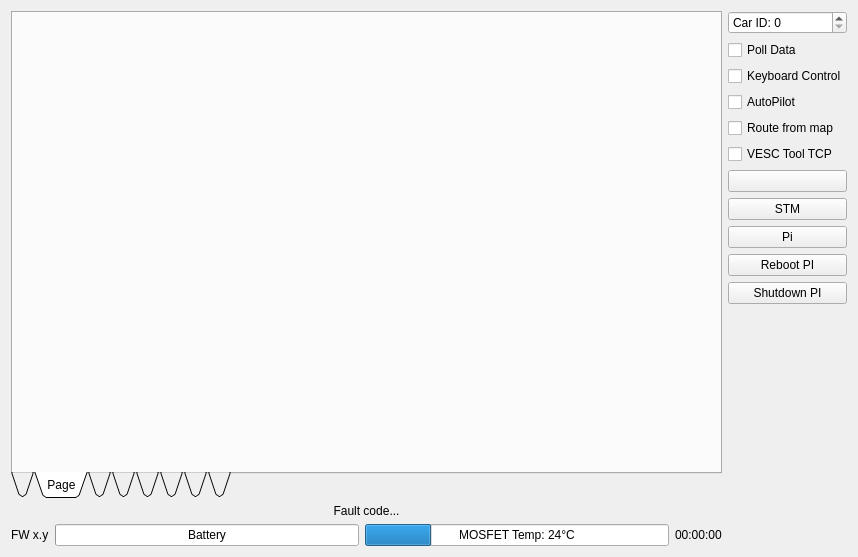
This is Linux/RControlStation/carinterface.ui in GunnarLarssonSLU/rise_sdvp as Qt 5 draws it before an edit. The edited form follows.
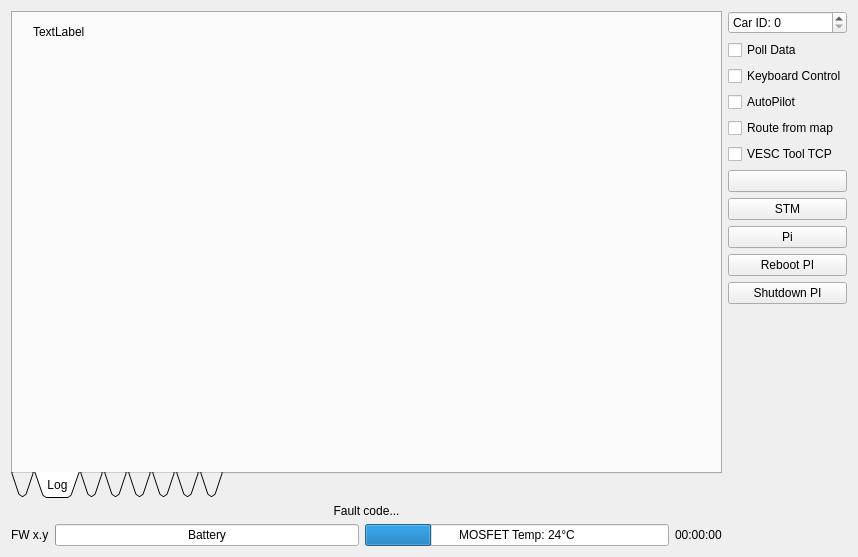
This is the edited form. The open tabs and pages were chosen to show the change. Icons and pictures are not drawn. Custom widgets are drawn as their Qt base class.

```diff
--- a/Linux/RControlStation/carinterface.ui
+++ b/Linux/RControlStation/carinterface.ui
@@ -124,8 +124,21 @@
        </widget>
        <widget class="QWidget" name="tab">
         <attribute name="title">
-         <string>Page</string>
+         <string>Log</string>
         </attribute>
+        <widget class="QLabel" name="label_log1">
+         <property name="geometry">
+          <rect>
+           <x>20</x>
+           <y>10</y>
+           <width>67</width>
+           <height>17</height>
+          </rect>
+         </property>
+         <property name="text">
+          <string>TextLabel</string>
+         </property>
+        </widget>
        </widget>
        <widget class="QWidget" name="tab_2">
         <attribute name="icon">
```
Left out of the diff: 12 changed lines with no effect on the pictures.
